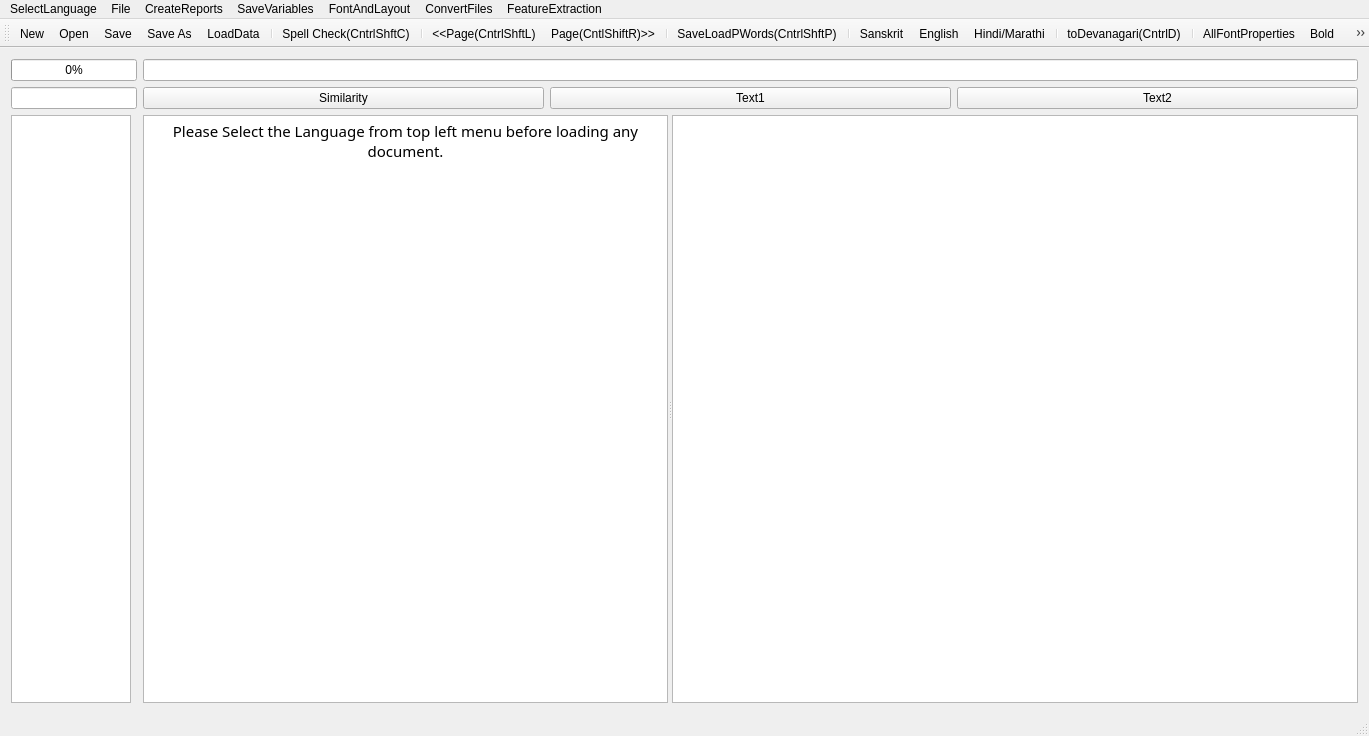
venkatapathy/OpenOCRCorrect-dev, file FrameWorkCode/mainwindow.ui: the form before one commit.
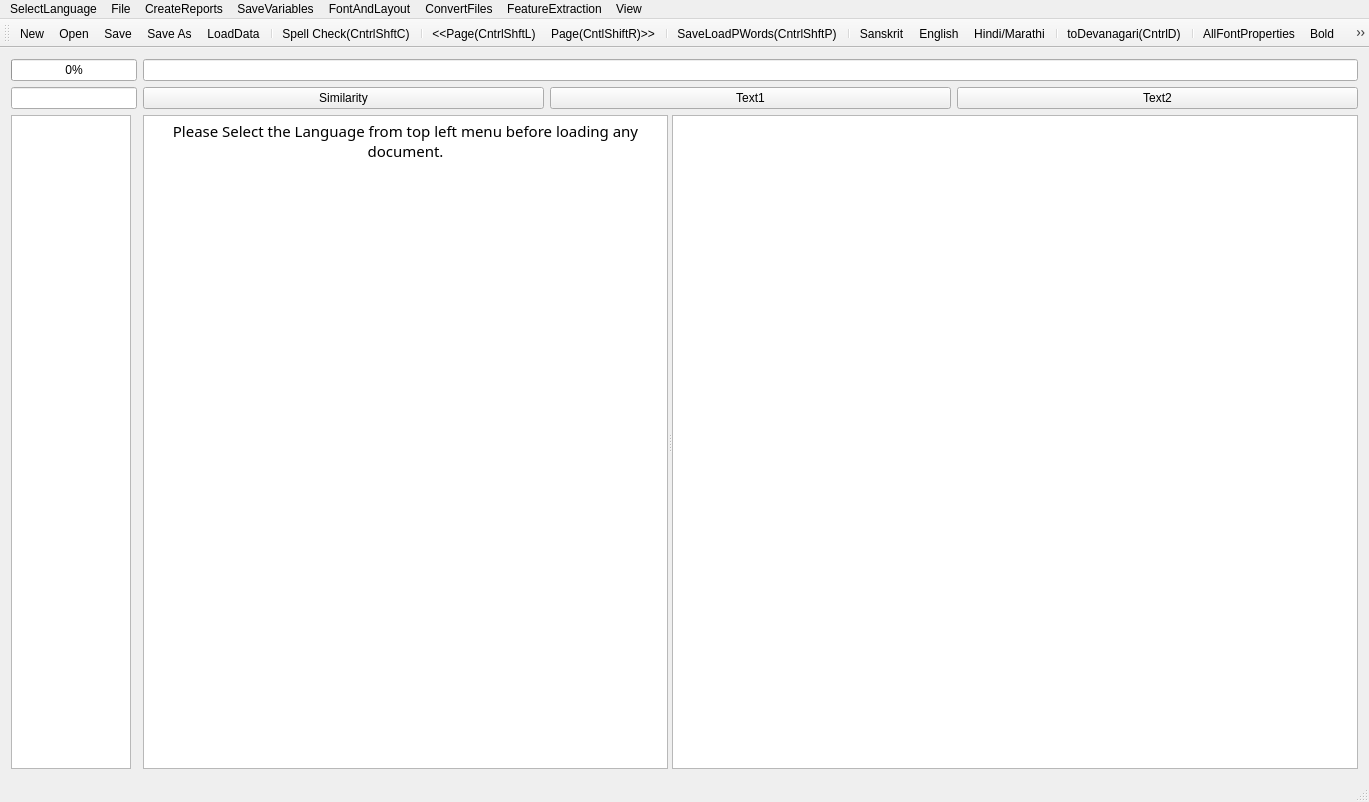
The form after the commit. Icons and pictures are not drawn.

Patch:
```diff
--- a/FrameWorkCode/mainwindow.ui
+++ b/FrameWorkCode/mainwindow.ui
@@ -7,7 +7,7 @@
     <x>0</x>
     <y>0</y>
     <width>1369</width>
-    <height>736</height>
+    <height>802</height>
    </rect>
   </property>
   <property name="sizePolicy">
@@ -256,6 +256,12 @@
     <addaction name="actionRightAlign"/>
     <addaction name="actionCentreAlign"/>
    </widget>
+   <widget class="QMenu" name="menuView">
+    <property name="title">
+     <string>View</string>
+    </property>
+    <addaction name="actionDiff"/>
+   </widget>
    <addaction name="menuSelectLanguage"/>
    <addaction name="menuOCR_Correction_Window"/>
    <addaction name="menuCreateReports"/>
@@ -263,6 +269,7 @@
    <addaction name="menuFontAndLayout"/>
    <addaction name="menuConvertFiles"/>
    <addaction name="menuFeatureExtraction"/>
+   <addaction name="menuView"/>
   </widget>
   <widget class="QToolBar" name="mainToolBar">
    <attribute name="toolBarArea">
```
Left out of the diff: 5 changed lines with no effect on the pictures.
